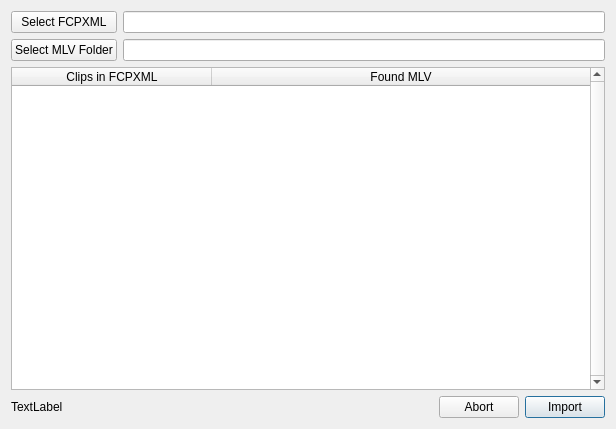
Before: the Qt Designer form platform/qt/FcpxmlAssistantDialog.ui in ilia3101/MLV-App, drawn with Qt 5.
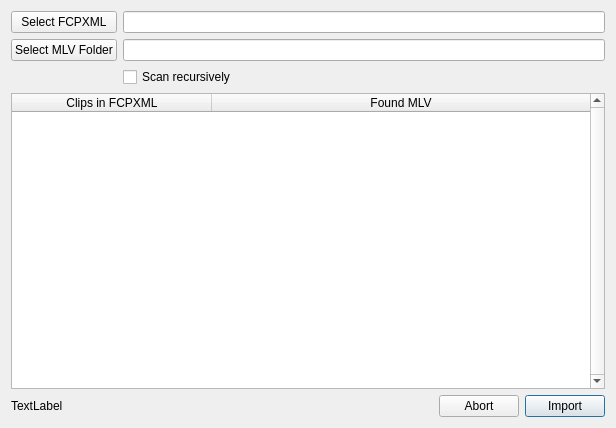
After: the same form once the commit is applied. Icons and pictures are not drawn.

Commit message: FCPXML assistant: scan recursively option added

The edit to the form file:
```diff
--- a/platform/qt/FcpxmlAssistantDialog.ui
+++ b/platform/qt/FcpxmlAssistantDialog.ui
@@ -7,7 +7,7 @@
     <x>0</x>
     <y>0</y>
     <width>616</width>
-    <height>429</height>
+    <height>428</height>
    </rect>
   </property>
   <property name="windowTitle">
@@ -58,6 +58,13 @@
        </property>
       </widget>
      </item>
+     <item row="2" column="1">
+      <widget class="QCheckBox" name="checkBoxScanRecursively">
+       <property name="text">
+        <string>Scan recursively</string>
+       </property>
+      </widget>
+     </item>
     </layout>
    </item>
    <item row="1" column="0">
```
The commit also changes 2 other files.
